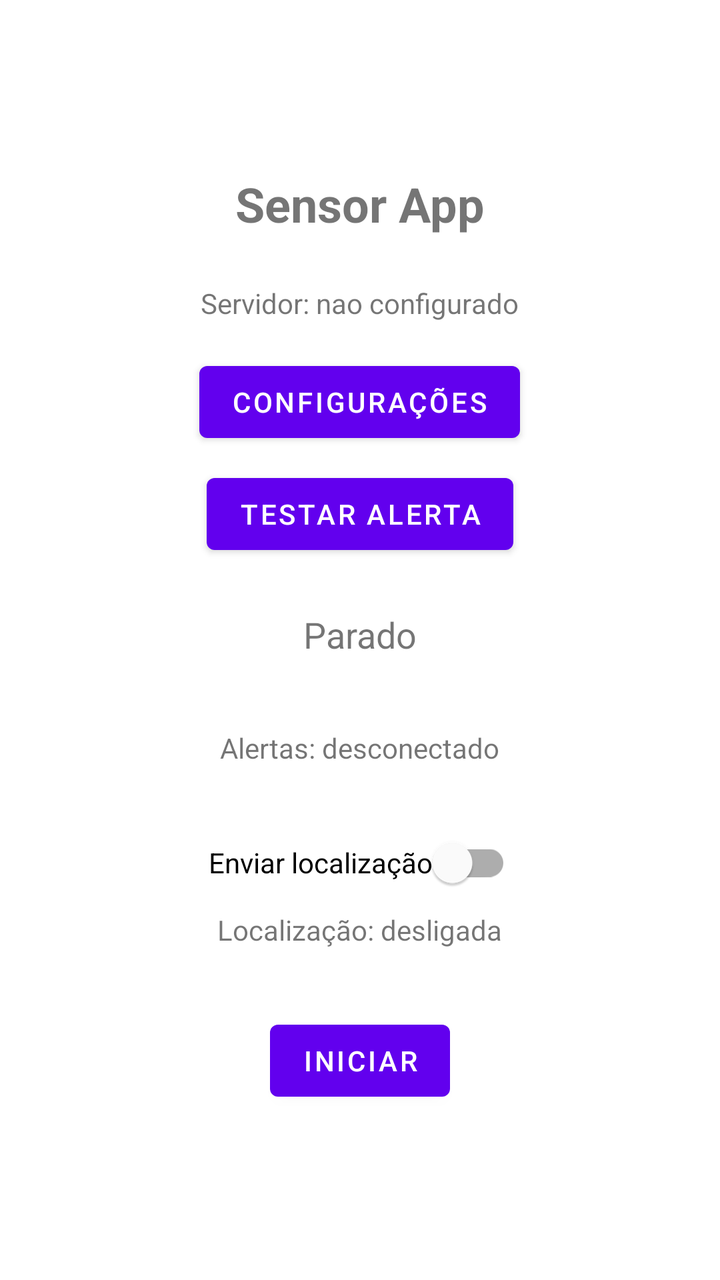
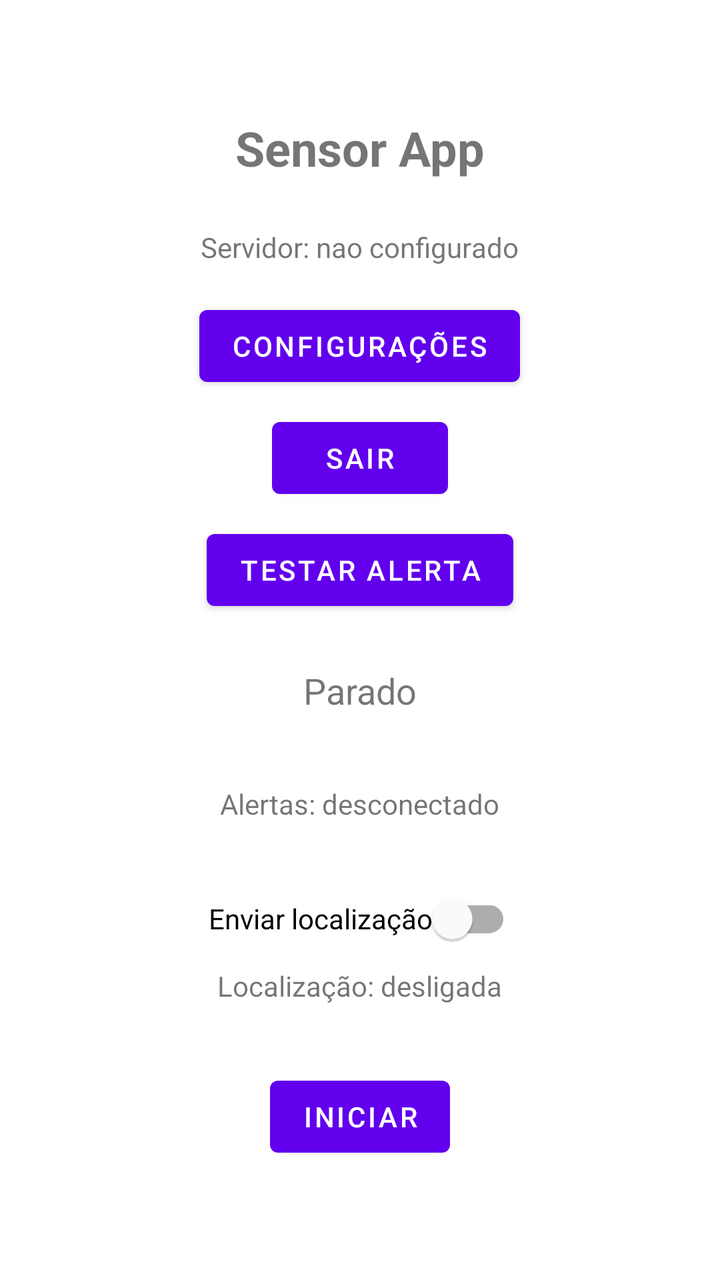

Before-and-after screenshots of an Android layout around one commit, followed by the original layout XML and the change that was made.
<!-- AndroidManifest.xml: application theme Theme.SensorApp -->
<!-- res/layout/activity_main.xml -->
<?xml version="1.0" encoding="utf-8"?>
<LinearLayout xmlns:android="http://schemas.android.com/apk/res/android"
    android:layout_width="match_parent"
    android:layout_height="match_parent"
    android:orientation="vertical"
    android:gravity="center"
    android:padding="32dp">

    
    <LinearLayout
        android:id="@+id/painelAlerta"
        android:layout_width="match_parent"
        android:layout_height="wrap_content"
        android:orientation="vertical"
        android:gravity="center"
        android:padding="16dp"
        android:background="#FFE0E0"
        android:layout_marginBottom="24dp"
        android:visibility="gone">

        <TextView
            android:id="@+id/tvAlerta"
            android:layout_width="wrap_content"
            android:layout_height="wrap_content"
            android:text="Você está bem?"
            android:textSize="22sp"
            android:textStyle="bold"
            android:gravity="center"
            android:layout_marginBottom="16dp" />

        <Button
            android:id="@+id/btnEstouBem"
            android:layout_width="match_parent"
            android:layout_height="96dp"
            android:text="ESTOU BEM"
            android:textSize="28sp"
            android:backgroundTint="#2E7D32"
            android:textColor="#FFFFFF" />
    </LinearLayout>

    <TextView
        android:id="@+id/tvTitulo"
        android:layout_width="wrap_content"
        android:layout_height="wrap_content"
        android:text="Sensor App"
        android:textSize="24sp"
        android:textStyle="bold"
        android:layout_marginBottom="24dp" />

    <TextView
        android:id="@+id/tvServidor"
        android:layout_width="wrap_content"
        android:layout_height="wrap_content"
        android:text="Servidor: nao configurado"
        android:textSize="14sp"
        android:layout_marginBottom="16dp" />

    <Button
        android:id="@+id/btnSocketRede"
        android:layout_width="wrap_content"
        android:layout_height="wrap_content"
        android:text="Configurações"
        android:layout_marginBottom="8dp" />

    
    <Button
        android:id="@+id/btnTestarAlerta"
        android:layout_width="wrap_content"
        android:layout_height="wrap_content"
        android:text="Testar alerta"
        android:layout_marginBottom="24dp" />

    <TextView
        android:id="@+id/tvStatus"
        android:layout_width="wrap_content"
        android:layout_height="wrap_content"
        android:text="Parado"
        android:textSize="18sp"
        android:layout_marginBottom="8dp" />

    <TextView
        android:id="@+id/tvUltimoEnvio"
        android:layout_width="wrap_content"
        android:layout_height="wrap_content"
        android:text=""
        android:textSize="14sp"
        android:layout_marginBottom="8dp" />

    
    <TextView
        android:id="@+id/tvPush"
        android:layout_width="wrap_content"
        android:layout_height="wrap_content"
        android:text="Alertas: desconectado"
        android:textSize="14sp"
        android:layout_marginBottom="8dp" />

    
    <TextView
        android:id="@+id/tvAvisoNotificacao"
        android:layout_width="wrap_content"
        android:layout_height="wrap_content"
        android:text="Aviso em segundo plano desligado: notificações não permitidas"
        android:textSize="12sp"
        android:textColor="#B26A00"
        android:gravity="center"
        android:visibility="gone"
        android:layout_marginBottom="8dp" />

    
    <com.google.android.material.switchmaterial.SwitchMaterial
        android:id="@+id/swLocalizacao"
        android:layout_width="wrap_content"
        android:layout_height="wrap_content"
        android:text="Enviar localização"
        android:layout_marginTop="16dp" />

    <TextView
        android:id="@+id/tvLocalizacao"
        android:layout_width="wrap_content"
        android:layout_height="wrap_content"
        android:text="Localização: desligada"
        android:textSize="14sp"
        android:layout_marginBottom="32dp" />

    <Button
        android:id="@+id/btnStartStop"
        android:layout_width="wrap_content"
        android:layout_height="wrap_content"
        android:text="Iniciar" />

</LinearLayout>
<!-- resources referenced by this layout -->
<resources>
  <style name="Theme.SensorApp" parent="Theme.MaterialComponents.DayNight.NoActionBar" />
</resources>

<!-- the commit's change to res/layout/activity_main.xml (unified diff, before → after) -->
@@ -60,6 +60,13 @@
         android:layout_width="wrap_content"
         android:layout_height="wrap_content"
         android:text="Configurações"
+        android:layout_marginBottom="8dp" />
+
+    <Button
+        android:id="@+id/btnSair"
+        android:layout_width="wrap_content"
+        android:layout_height="wrap_content"
+        android:text="Sair"
         android:layout_marginBottom="8dp" />
 
     
